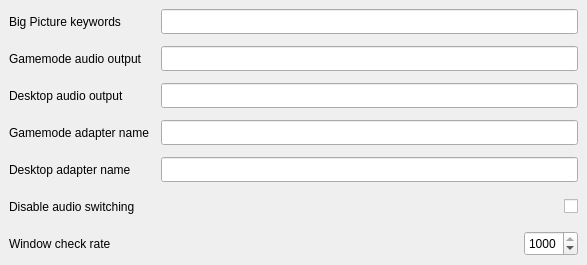
Above: src/ui/design.ui from Odizinne/BigpictureTV-Linux before the change. Below: the same form after it.
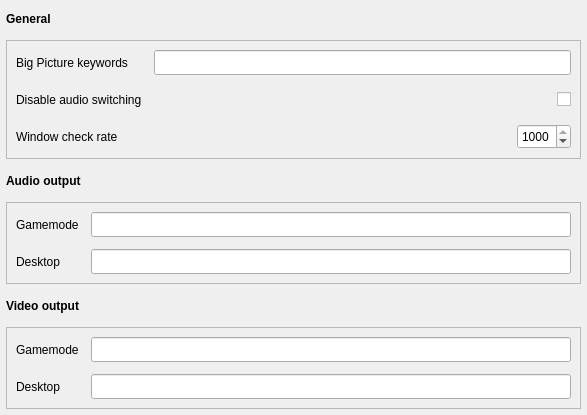
That is the form after the change.

```diff
--- a/src/ui/design.ui
+++ b/src/ui/design.ui
@@ -7,7 +7,7 @@
     <x>0</x>
     <y>0</y>
     <width>587</width>
-    <height>265</height>
+    <height>415</height>
    </rect>
   </property>
   <property name="sizePolicy">
@@ -38,8 +38,41 @@
      <verstretch>0</verstretch>
     </sizepolicy>
    </property>
+   <property name="autoFillBackground">
+    <bool>true</bool>
+   </property>
    <layout class="QGridLayout" name="gridLayout_2">
     <property name="leftMargin">
+     <number>6</number>
+    </property>
+    <property name="topMargin">
+     <number>6</number>
+    </property>
+    <property name="rightMargin">
+     <number>6</number>
+    </property>
+    <property name="bottomMargin">
+     <number>6</number>
+    </property>
+    <property name="spacing">
+     <number>9</number>
+    </property>
+    <item row="3" column="0">
+     <widget class="QFrame" name="gridFrame_2">
+      <property name="autoFillBackground">
+       <bool>false</bool>
+      </property>
+      <property name="frameShape">
+       <enum>QFrame::Shape::StyledPanel</enum>
+      </property>
+      <property name="frameShadow">
+       <enum>QFrame::Shadow::Raised</enum>
+      </property>
+      <property name="lineWidth">
+       <number>5</number>
+      </property>
+      <layout class="QGridLayout" name="gridLayout_3">
+       <property name="leftMargin">
      <number>9</number>
     </property>
     <property name="topMargin">
@@ -55,7 +88,7 @@
      <number>12</number>
     </property>
     <item row="1" column="0">
-     <widget class="QLabel" name="label_2">
+        <widget class="QLabel" name="gamemodeAudioLabel">
       <property name="minimumSize">
        <size>
         <width>0</width>
@@ -63,12 +96,78 @@
        </size>
       </property>
       <property name="text">
-       <string>Gamemode audio output</string>
-      </property>
+          <string>Gamemode</string>
+         </property>
+        </widget>
+       </item>
+       <item row="1" column="1">
+        <widget class="QLineEdit" name="gamemodeAudio">
+         <property name="minimumSize">
+          <size>
+           <width>0</width>
+           <height>25</height>
+          </size>
+         </property>
+        </widget>
+       </item>
+       <item row="2" column="1">
+        <widget class="QLineEdit" name="desktopAudio">
+         <property name="minimumSize">
+          <size>
+           <width>0</width>
+           <height>25</height>
+          </size>
+         </property>
+        </widget>
+       </item>
+       <item row="2" column="0">
+        <widget class="QLabel" name="desktopAudioLabel">
+         <property name="minimumSize">
+          <size>
+           <width>0</width>
+           <height>25</height>
+          </size>
+         </property>
+         <property name="text">
+          <string>Desktop</string>
+         </property>
+        </widget>
+       </item>
+      </layout>
      </widget>
     </item>
     <item row="5" column="0">
-     <widget class="QLabel" name="label_6">
+     <widget class="QFrame" name="gridFrame_3">
+      <property name="autoFillBackground">
+       <bool>false</bool>
+      </property>
+      <property name="frameShape">
+       <enum>QFrame::Shape::StyledPanel</enum>
+      </property>
+      <property name="frameShadow">
+       <enum>QFrame::Shadow::Raised</enum>
+      </property>
+      <property name="lineWidth">
+       <number>5</number>
+      </property>
+      <layout class="QGridLayout" name="gridLayout_4">
+       <property name="leftMargin">
+        <number>9</number>
+       </property>
+       <property name="topMargin">
+        <number>9</number>
+       </property>
+       <property name="rightMargin">
+        <number>9</number>
+       </property>
+       <property name="bottomMargin">
+        <number>9</number>
+       </property>
+       <property name="spacing">
+        <number>12</number>
+       </property>
+       <item row="0" column="0">
+        <widget class="QLabel" name="label_4">
       <property name="minimumSize">
        <size>
         <width>0</width>
@@ -76,25 +175,127 @@
        </size>
       </property>
       <property name="text">
-       <string>Disable audio switching</string>
+          <string>Gamemode</string>
       </property>
      </widget>
     </item>
-    <item row="6" column="0">
-     <widget class="QLabel" name="label_5">
+       <item row="0" column="1">
+        <widget class="QLineEdit" name="gamemodeAdapter">
       <property name="minimumSize">
        <size>
         <width>0</width>
         <height>25</height>
        </size>
       </property>
+        </widget>
+       </item>
+       <item row="1" column="0">
+        <widget class="QLabel" name="label_3">
+         <property name="minimumSize">
+          <size>
+           <width>0</width>
+           <height>25</height>
+          </size>
+         </property>
       <property name="text">
-       <string>Window check rate</string>
+          <string>Desktop</string>
+         </property>
+        </widget>
+       </item>
+       <item row="1" column="1">
+        <widget class="QLineEdit" name="desktopAdapter">
+         <property name="minimumSize">
+          <size>
+           <width>0</width>
+           <height>25</height>
+          </size>
+         </property>
+        </widget>
+       </item>
+      </layout>
+     </widget>
+    </item>
+    <item row="2" column="0">
+     <widget class="QLabel" name="label_9">
+      <property name="minimumSize">
+       <size>
+        <width>0</width>
+        <height>25</height>
+       </size>
+      </property>
+      <property name="font">
+       <font>
+        <bold>true</bold>
+       </font>
+      </property>
+      <property name="text">
+       <string>Audio output</string>
+      </property>
+     </widget>
+    </item>
+    <item row="4" column="0">
+     <widget class="QLabel" name="label_10">
+      <property name="minimumSize">
+       <size>
+        <width>0</width>
+        <height>25</height>
+       </size>
+      </property>
+      <property name="font">
+       <font>
+        <bold>true</bold>
+       </font>
+      </property>
+      <property name="text">
+       <string>Video output</string>
+      </property>
+     </widget>
+    </item>
+    <item row="1" column="0">
+     <widget class="QFrame" name="gridFrame">
+      <property name="autoFillBackground">
+       <bool>false</bool>
+      </property>
+      <property name="frameShape">
+       <enum>QFrame::Shape::StyledPanel</enum>
+      </property>
+      <property name="frameShadow">
+       <enum>QFrame::Shadow::Raised</enum>
+      </property>
+      <property name="lineWidth">
+       <number>5</number>
+      </property>
+      <layout class="QGridLayout" name="gridLayout">
+       <property name="leftMargin">
+        <number>9</number>
+       </property>
+       <property name="topMargin">
+        <number>9</number>
+       </property>
+       <property name="rightMargin">
+        <number>9</number>
+       </property>
+       <property name="bottomMargin">
+        <number>9</number>
+       </property>
+       <property name="spacing">
+        <number>12</number>
+       </property>
+       <item row="1" column="0">
+        <widget class="QLabel" name="label_7">
+         <property name="minimumSize">
+          <size>
+           <width>0</width>
+           <height>25</height>
+          </size>
+         </property>
+         <property name="text">
+          <string>Big Picture keywords</string>
       </property>
      </widget>
     </item>
     <item row="1" column="1" colspan="2">
-     <widget class="QLineEdit" name="gamemodeAudio">
+        <widget class="QLineEdit" name="bigPictureKeywords">
       <property name="minimumSize">
        <size>
         <width>0</width>
@@ -103,20 +304,7 @@
       </property>
      </widget>
     </item>
-    <item row="2" column="0">
-     <widget class="QLabel" name="label">
-      <property name="minimumSize">
-       <size>
-        <width>0</width>
-        <height>25</height>
-       </size>
-      </property>
-      <property name="text">
-       <string>Desktop audio output</string>
-      </property>
-     </widget>
-    </item>
-    <item row="6" column="2">
+       <item row="3" column="2">
      <widget class="QSpinBox" name="checkRate">
       <property name="sizePolicy">
        <sizepolicy hsizetype="Maximum" vsizetype="Fixed">
@@ -144,7 +332,36 @@
       </property>
      </widget>
     </item>
-    <item row="6" column="1">
+       <item row="3" column="0">
+        <widget class="QLabel" name="label_5">
+         <property name="minimumSize">
+          <size>
+           <width>0</width>
+           <height>25</height>
+          </size>
+         </property>
+         <property name="text">
+          <string>Window check rate</string>
+         </property>
+        </widget>
+       </item>
+       <item row="2" column="1" colspan="2">
+        <widget class="QCheckBox" name="disableAudiobox">
+         <property name="minimumSize">
+          <size>
+           <width>0</width>
+           <height>25</height>
+          </size>
+         </property>
+         <property name="layoutDirection">
+          <enum>Qt::LayoutDirection::RightToLeft</enum>
+         </property>
+         <property name="text">
+          <string/>
+         </property>
+        </widget>
+       </item>
+       <item row="3" column="1">
      <spacer name="horizontalSpacer">
       <property name="orientation">
        <enum>Qt::Orientation::Horizontal</enum>
@@ -157,98 +374,37 @@
       </property>
      </spacer>
     </item>
-    <item row="2" column="1" colspan="2">
-     <widget class="QLineEdit" name="desktopAudio">
+       <item row="2" column="0">
+        <widget class="QLabel" name="label_6">
       <property name="minimumSize">
        <size>
         <width>0</width>
         <height>25</height>
        </size>
       </property>
-     </widget>
-    </item>
-    <item row="3" column="1" colspan="2">
-     <widget class="QLineEdit" name="gamemodeAdapter">
-      <property name="minimumSize">
-       <size>
-        <width>0</width>
-        <height>25</height>
-       </size>
-      </property>
-     </widget>
-    </item>
-    <item row="4" column="0">
-     <widget class="QLabel" name="label_3">
-      <property name="minimumSize">
-       <size>
-        <width>0</width>
-        <height>25</height>
-       </size>
-      </property>
       <property name="text">
-       <string>Desktop adapter name</string>
+          <string>Disable audio switching</string>
       </property>
      </widget>
     </item>
-    <item row="5" column="2">
-     <widget class="QCheckBox" name="disableAudiobox">
-      <property name="minimumSize">
-       <size>
-        <width>0</width>
-        <height>25</height>
-       </size>
-      </property>
-      <property name="layoutDirection">
-       <enum>Qt::LayoutDirection::RightToLeft</enum>
-      </property>
-      <property name="text">
-       <string/>
-      </property>
-     </widget>
-    </item>
-    <item row="3" column="0">
-     <widget class="QLabel" name="label_4">
-      <property name="minimumSize">
-       <size>
-        <width>0</width>
-        <height>25</height>
-       </size>
-      </property>
-      <property name="text">
-       <string>Gamemode adapter name</string>
-      </property>
-     </widget>
-    </item>
-    <item row="4" column="1" colspan="2">
-     <widget class="QLineEdit" name="desktopAdapter">
-      <property name="minimumSize">
-       <size>
-        <width>0</width>
-        <height>25</height>
-       </size>
-      </property>
+      </layout>
      </widget>
     </item>
     <item row="0" column="0">
-     <widget class="QLabel" name="label_7">
+     <widget class="QLabel" name="label_8">
       <property name="minimumSize">
        <size>
         <width>0</width>
         <height>25</height>
        </size>
       </property>
+      <property name="font">
+       <font>
+        <bold>true</bold>
+       </font>
+      </property>
       <property name="text">
-       <string>Big Picture keywords</string>
-      </property>
-     </widget>
-    </item>
-    <item row="0" column="1" colspan="2">
-     <widget class="QLineEdit" name="bigPictureKeywords">
-      <property name="minimumSize">
-       <size>
-        <width>0</width>
-        <height>25</height>
-       </size>
+       <string>General</string>
       </property>
      </widget>
     </item>
```
Lines whose indentation alone changed are shown as unchanged.
